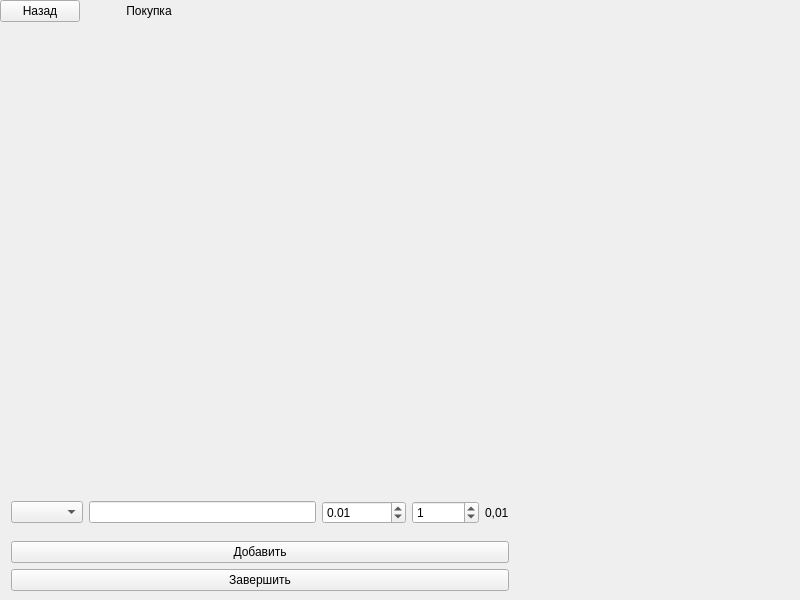
Above: shoppingwindow.ui from Sheron4ik/coursework before the change. Below: the same form after it.
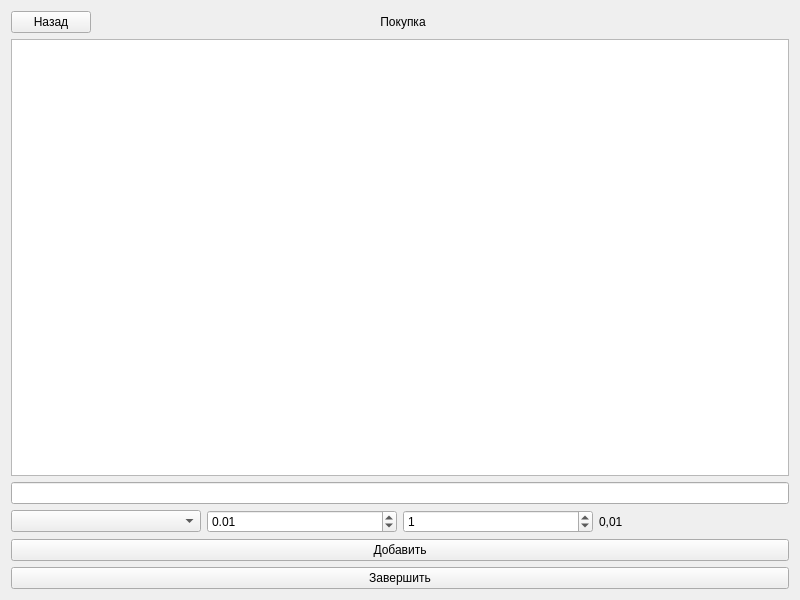
That is the form after the change.

Commit message: add some functionality in ShoppingWindow

The edit to the form file:
```diff
--- a/shoppingwindow.ui
+++ b/shoppingwindow.ui
@@ -13,7 +13,8 @@
   <property name="windowTitle">
    <string>Form</string>
   </property>
-  <widget class="QWidget" name="">
+  <layout class="QVBoxLayout" name="verticalLayout_2">
+   <item>
    <layout class="QHBoxLayout" name="horizontalLayout_2">
     <item>
      <layout class="QHBoxLayout" name="horizontalLayout">
@@ -72,25 +73,20 @@
      </spacer>
     </item>
    </layout>
-  </widget>
-  <widget class="QWidget" name="">
-   <property name="geometry">
-    <rect>
-     <x>11</x>
-     <y>490</y>
-     <width>498</width>
-     <height>101</height>
-    </rect>
-   </property>
+   </item>
+   <item>
+    <widget class="QTextEdit" name="purchase"/>
+   </item>
+   <item>
    <layout class="QVBoxLayout" name="verticalLayout">
+     <item>
+      <widget class="QLineEdit" name="productName"/>
+     </item>
     <item>
      <layout class="QHBoxLayout" name="horizontalLayout_3">
       <item>
        <widget class="QComboBox" name="category"/>
       </item>
-      <item>
-       <widget class="QLineEdit" name="productName"/>
-      </item>
       <item>
        <widget class="QDoubleSpinBox" name="price">
         <property name="maximum">
@@ -135,7 +131,8 @@
      </widget>
     </item>
    </layout>
-  </widget>
+   </item>
+  </layout>
  </widget>
  <resources/>
  <connections/>
```
Lines whose indentation alone changed are shown as unchanged. The commit also changes 2 other files.
